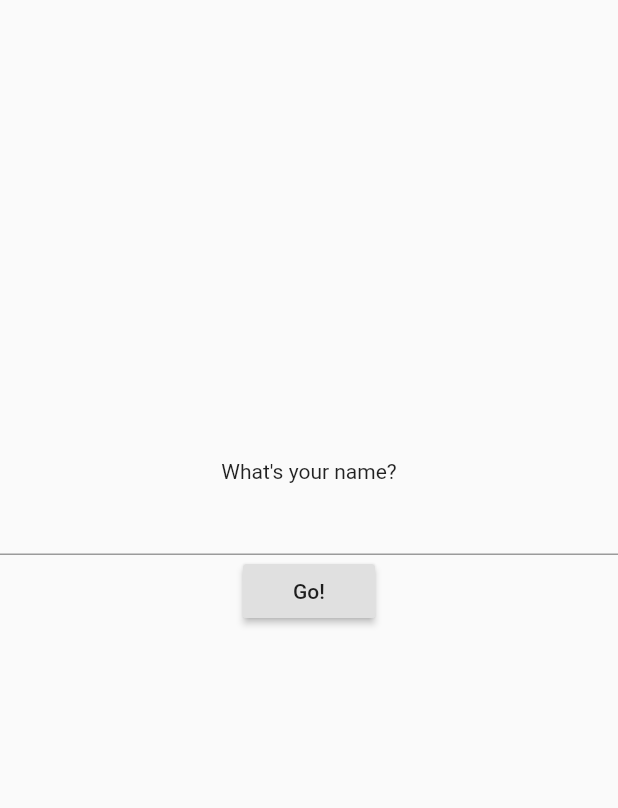
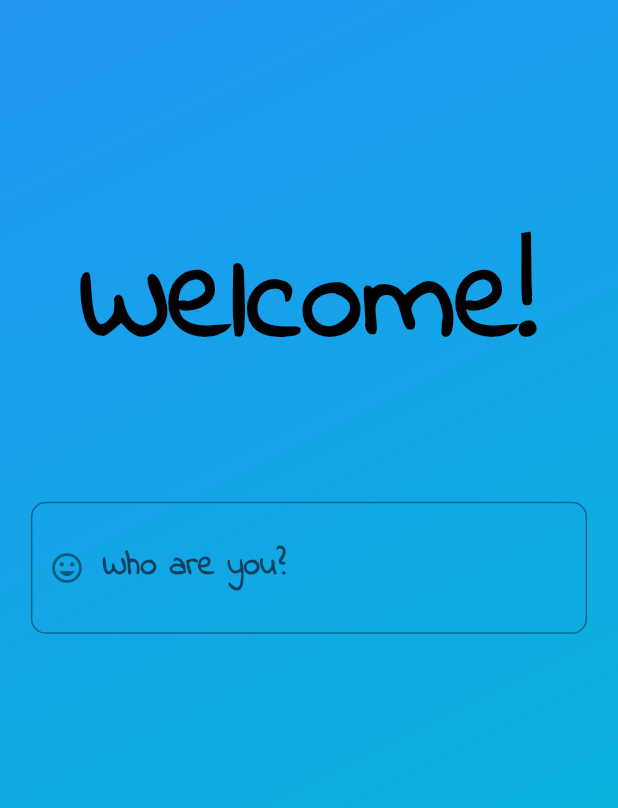
Before and after one commit to sg23x/questn, a Flutter app: the screen it shows after launch, on a phone screen of 412 x 824 dp. Shown: the top 808 px of the screen. Run offline on Flutter 3.47's test engine with Material 2 defaults, Android fonts, the phone set to English and light mode, and no system bars; our stand-ins replace cloud_firestore; accounts and stored records are empty.

Commit message:
font added, name input page UI enhanced

```diff
--- a/lib/UI/nameInput/structure.dart
+++ b/lib/UI/nameInput/structure.dart
@@ -1,11 +1,19 @@
 import 'package:flutter/material.dart';
 import 'package:psych/UI/gameSelection/structure.dart';
 
-class NameInputPage extends StatelessWidget {
+class NameInputPage extends StatefulWidget {
   @override
+  _NameInputPageState createState() => _NameInputPageState();
+}
+
+bool isButtonEnabled = false;
+String playerName;
+Alignment align = Alignment.center;
+
+FocusNode focus = new FocusNode();
+
+class _NameInputPageState extends State<NameInputPage> {
   Widget build(BuildContext context) {
-    String playerName;
-
     void submitName() async {
       Navigator.push(
         context,
@@ -20,29 +28,128 @@ class NameInputPage extends StatelessWidget {
     return Scaffold(
       resizeToAvoidBottomInset: false,
       resizeToAvoidBottomPadding: false,
-      body: Column(
+      body: Container(
+        decoration: BoxDecoration(
+          gradient: LinearGradient(
+            begin: Alignment.topLeft,
+            end: Alignment.bottomRight,
+            colors: [
+              Colors.blue,
+              Colors.cyan,
+            ],
+          ),
+        ),
+        child: Column(
+          mainAxisAlignment: MainAxisAlignment.spaceEvenly,
+          children: <Widget>[
+            SizedBox(),
+            Text(
+              'Welcome!',
+              style: TextStyle(
+                fontWeight: FontWeight.w600,
+                fontSize: MediaQuery.of(context).size.height * 0.1,
+                color: focus.hasFocus ? Colors.yellow : Colors.black,
+                fontFamily: 'Indie-Flower',
+              ),
+            ),
+            Container(
+              child: Column(
+                children: <Widget>[
+                  Row(
                     mainAxisAlignment: MainAxisAlignment.center,
                     children: <Widget>[
-          Text(
-            "What's your name?",
+                      Container(
+                        width: MediaQuery.of(context).size.width * 0.9,
+                        child: Theme(
+                          data: ThemeData(
+                            primaryColor: Colors.yellow,
+                            cursorColor: Colors.yellow,
                           ),
-          TextField(
+                          child: TextField(
+                            focusNode: focus,
+                            maxLength: 15,
+                            textCapitalization: TextCapitalization.words,
+                            style: TextStyle(
+                              color: Colors.yellow,
+                              fontWeight: FontWeight.w900,
+                              fontFamily: 'Indie-Flower',
+                              fontSize:
+                                  MediaQuery.of(context).size.height * 0.04,
+                            ),
+                            decoration: InputDecoration(
+                              prefixIcon: Icon(
+                                Icons.tag_faces,
+                              ),
+                              counterText: '',
+                              labelText: 'Who are you?',
+                              labelStyle: TextStyle(
+                                fontWeight: FontWeight.w600,
+                                fontSize:
+                                    MediaQuery.of(context).size.height * 0.027,
+                                fontFamily: 'Indie-Flower',
+                              ),
+                              border: OutlineInputBorder(
+                                borderRadius: BorderRadius.circular(
+                                  10,
+                                ),
+                              ),
+                            ),
                             onChanged: (val) {
                               playerName = val;
+                              if (!(playerName == null ||
+                                  playerName.length == 0)) {
+                                setState(
+                                  () {
+                                    isButtonEnabled = true;
+                                  },
+                                );
+                              } else {
+                                setState(
+                                  () {
+                                    isButtonEnabled = false;
+                                  },
+                                );
+                              }
                             },
                           ),
-          RaisedButton(
-            child: Text(
-              "Go!",
                         ),
-            onPressed: () {
-              playerName != null ? submitName() : null;
-            },
-          ),
-          SizedBox(
-            height: 100,
                       ),
                     ],
+                  ),
+                  isButtonEnabled
+                      ? AnimatedAlign(
+                          onEnd: submitName,
+                          curve: Curves.fastOutSlowIn,
+                          alignment: align,
+                          duration: Duration(seconds: 1),
+                          child: FlatButton(
+                            splashColor: Colors.transparent,
+                            highlightColor: Colors.transparent,
+                            onPressed: () {
+                              setState(
+                                () {
+                                  align = Alignment.bottomRight;
+                                },
+                              );
+                            },
+                            child: Icon(
+                              Icons.arrow_forward,
+                              size: MediaQuery.of(context).size.height * 0.14,
+                              color: Colors.yellow,
+                            ),
+                          ),
+                        )
+                      : SizedBox(
+                          height: MediaQuery.of(context).size.height * 0.14,
+                        ),
+                ],
+              ),
+            ),
+            SizedBox(),
+            SizedBox(),
+            SizedBox(),
+          ],
+        ),
       ),
     );
   }
```
Also changed, not shown: pubspec.yaml (+5 -13 lines), fonts/IndieFlower-Regular.ttf (added). Lines whose indentation alone changed are shown as unchanged.
